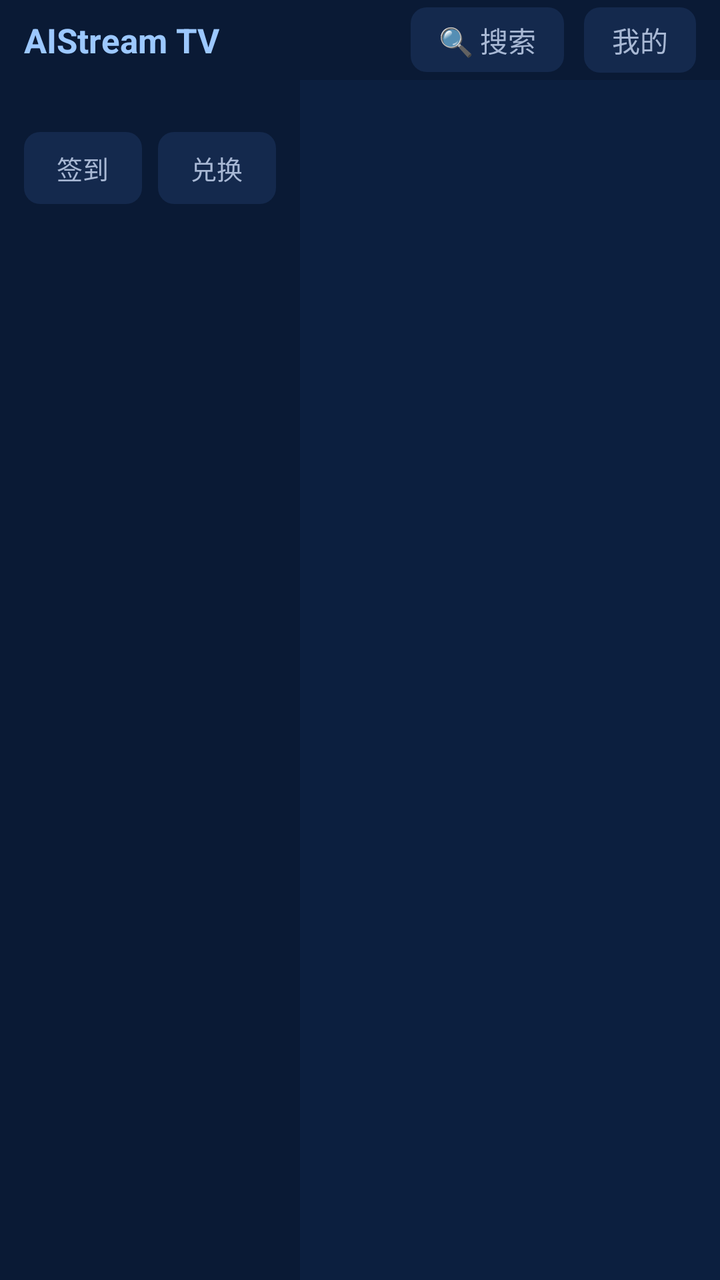
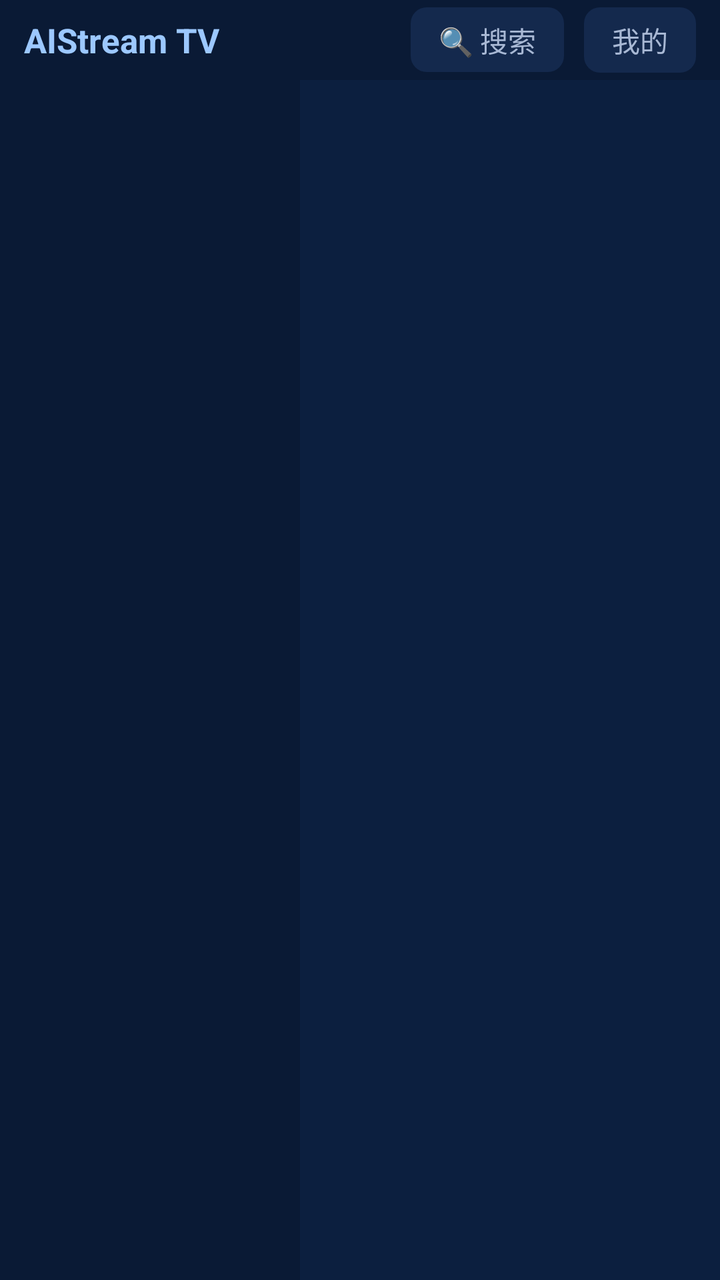

Before-and-after screenshots of an Android layout around one commit, followed by the original layout XML and the change that was made.
<!-- AndroidManifest.xml: application theme Theme.AIStreamTV -->
<!-- res/layout/activity_main.xml -->
<?xml version="1.0" encoding="utf-8"?>
<LinearLayout xmlns:android="http://schemas.android.com/apk/res/android"
    android:layout_width="match_parent"
    android:layout_height="match_parent"
    android:background="@color/bg"
    android:orientation="vertical">

    
    <LinearLayout
        android:id="@+id/header"
        android:layout_width="match_parent"
        android:layout_height="@dimen/header_h"
        android:background="@color/bg_rail"
        android:gravity="center_vertical"
        android:orientation="horizontal"
        android:paddingStart="@dimen/page_pad"
        android:paddingEnd="@dimen/page_pad">

        <TextView
            android:id="@+id/tvBrand"
            android:layout_width="wrap_content"
            android:layout_height="wrap_content"
            android:ellipsize="end"
            android:maxLines="1"
            android:text="@string/app_name"
            android:textColor="@color/accent_soft"
            android:textSize="@dimen/brand_size"
            android:textStyle="bold" />

        <View
            android:layout_width="0dp"
            android:layout_height="1dp"
            android:layout_weight="1" />

        <TextView
            android:id="@+id/btnSearch"
            style="@style/AIStream.FocusItem"
            android:layout_width="wrap_content"
            android:layout_height="wrap_content"
            android:background="@drawable/bg_chip"
            android:paddingStart="14dp"
            android:paddingEnd="14dp"
            android:paddingTop="6dp"
            android:paddingBottom="6dp"
            android:text="🔍 搜索"
            android:textColor="@color/fg_dim"
            android:textSize="14sp" />

        <TextView
            android:id="@+id/btnMe"
            style="@style/AIStream.FocusItem"
            android:layout_width="wrap_content"
            android:layout_height="wrap_content"
            android:layout_marginStart="10dp"
            android:background="@drawable/bg_chip"
            android:paddingStart="14dp"
            android:paddingEnd="14dp"
            android:paddingTop="6dp"
            android:paddingBottom="6dp"
            android:text="我的"
            android:textColor="@color/fg_dim"
            android:textSize="14sp" />

    </LinearLayout>

    <LinearLayout
        android:layout_width="match_parent"
        android:layout_height="0dp"
        android:layout_weight="1"
        android:orientation="horizontal">

        
        <LinearLayout
            android:id="@+id/rail"
            android:layout_width="@dimen/rail_width"
            android:layout_height="match_parent"
            android:background="@color/bg_rail"
            android:orientation="vertical"
            android:paddingStart="12dp"
            android:paddingTop="16dp"
            android:paddingEnd="12dp">

            
            <LinearLayout
                android:layout_width="match_parent"
                android:layout_height="wrap_content"
                android:orientation="horizontal"
                android:paddingTop="10dp">

                <TextView
                    android:id="@+id/btnQuickCheckin"
                    style="@style/AIStream.FocusItem"
                    android:layout_width="0dp"
                    android:layout_height="36dp"
                    android:layout_weight="1"
                    android:background="@drawable/bg_chip"
                    android:gravity="center"
                    android:text="签到"
                    android:textColor="@color/fg_dim"
                    android:textSize="13sp" />

                <TextView
                    android:id="@+id/btnQuickRedeem"
                    style="@style/AIStream.FocusItem"
                    android:layout_width="0dp"
                    android:layout_height="36dp"
                    android:layout_marginStart="8dp"
                    android:layout_weight="1"
                    android:background="@drawable/bg_chip"
                    android:gravity="center"
                    android:text="兑换"
                    android:textColor="@color/fg_dim"
                    android:textSize="13sp" />

            </LinearLayout>

        </LinearLayout>

        <FrameLayout
            android:id="@+id/content"
            android:layout_width="0dp"
            android:layout_height="match_parent"
            android:layout_weight="1" />

    </LinearLayout>

</LinearLayout>
<!-- resources referenced by this layout -->
<resources>
  <color name="accent_soft">#FF9CC8FF</color>
  <color name="bg">#FF0C1F3F</color>
  <color name="bg_rail">#FF0A1A35</color>
  <color name="fg_dim">#FFA8B8D4</color>
  <dimen name="brand_size">17sp</dimen>
  <dimen name="header_h">40dp</dimen>
  <dimen name="page_pad">12dp</dimen>
  <dimen name="rail_width">150dp</dimen>
  <!-- drawable bg_chip (drawable) -->
  <?xml version="1.0" encoding="utf-8"?>
  <shape xmlns:android="http://schemas.android.com/apk/res/android" android:shape="rectangle">
      <solid android:color="@color/bg_card" />
      <corners android:radius="8dp" />
  </shape>
  <string name="app_name">AIStream TV</string>
  <style name="AIStream.FocusItem" parent="">
          <item name="android:focusable">true</item>
          <item name="android:focusableInTouchMode">true</item>
          <item name="android:clickable">true</item>
      </style>
  <style name="Theme.AIStreamTV" parent="Theme.AppCompat.NoActionBar">
          <item name="android:windowBackground">@color/bg</item>
          <item name="android:colorBackground">@color/bg</item>
          <item name="android:textColorPrimary">@color/fg</item>
          <item name="android:textColorSecondary">@color/fg_dim</item>
          <item name="android:windowNoTitle">true</item>
          <item name="colorAccent">@color/accent</item>
          <item name="android:colorControlActivated">@color/accent</item>
      </style>
  <color name="bg_card">#FF14294D</color>
  <color name="fg">#FFEDF1F8</color>
  <color name="accent">#FF4C9DFF</color>
</resources>

<!-- the commit's change to res/layout/activity_main.xml (unified diff, before → after) -->
@@ -78,43 +78,7 @@
             android:orientation="vertical"
             android:paddingStart="12dp"
             android:paddingTop="16dp"
-            android:paddingEnd="12dp">
-
-            
-            <LinearLayout
-                android:layout_width="match_parent"
-                android:layout_height="wrap_content"
-                android:orientation="horizontal"
-                android:paddingTop="10dp">
-
-                <TextView
-                    android:id="@+id/btnQuickCheckin"
-                    style="@style/AIStream.FocusItem"
-                    android:layout_width="0dp"
-                    android:layout_height="36dp"
-                    android:layout_weight="1"
-                    android:background="@drawable/bg_chip"
-                    android:gravity="center"
-                    android:text="签到"
-                    android:textColor="@color/fg_dim"
-                    android:textSize="13sp" />
-
-                <TextView
-                    android:id="@+id/btnQuickRedeem"
-                    style="@style/AIStream.FocusItem"
-                    android:layout_width="0dp"
-                    android:layout_height="36dp"
-                    android:layout_marginStart="8dp"
-                    android:layout_weight="1"
-                    android:background="@drawable/bg_chip"
-                    android:gravity="center"
-                    android:text="兑换"
-                    android:textColor="@color/fg_dim"
-                    android:textSize="13sp" />
-
-            </LinearLayout>
-
-        </LinearLayout>
+            android:paddingEnd="12dp" />
 
         <FrameLayout
             android:id="@+id/content"
